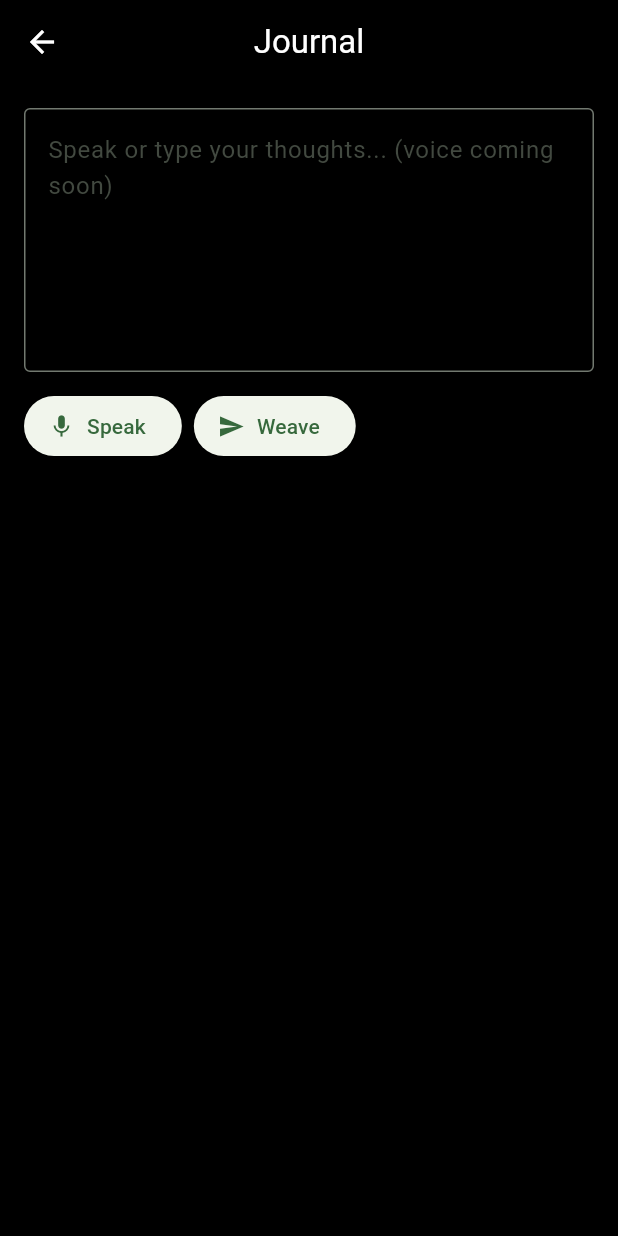
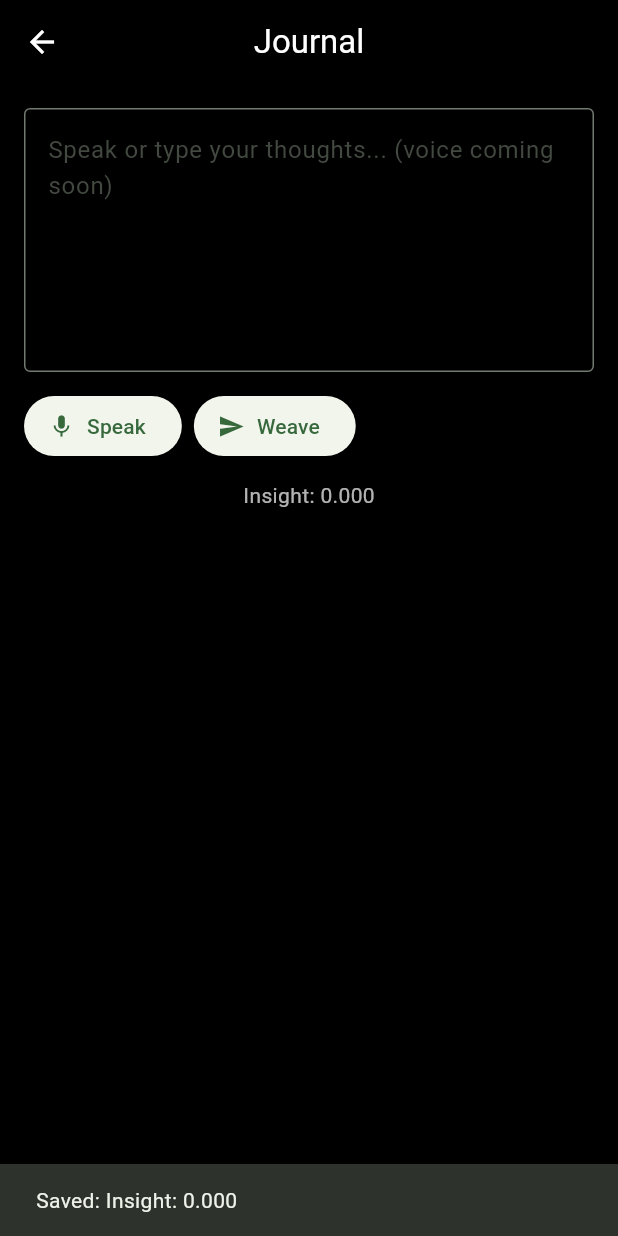
Before and after one commit to insidious88657/nexus_bloom, a Flutter app: the JournalScreen screen opened by its route, after a tap on "Weave", on a phone screen of 412 x 824 dp. Run offline on Flutter 3.47's test engine with Material 3 defaults, Android fonts, the phone set to English and light mode, and no system bars; our stand-ins replace flutter_riverpod, sqflite; missing offline and left inert: flame, tflite_flutter; accounts and stored records are empty; network calls fail.

Commit message:
Wire Journal -> BloomAI + LocalStorage; show last insight on Home; polish onboarding button & initialRoute
- Journal: generate insight via BloomAI, persist with LocalStorageProvider, snackbar feedback
- Home: display latest saved insight under orb via FutureBuilder
- Onboarding: styled CTA (Awaken Your Bloom) and named routes
- main.dart: use initialRoute and const route builders
- Analyzer clean; tests passing

Co-Authored-By: Warp <agent@warp.dev>

```diff
--- a/app/lib/main.dart
+++ b/app/lib/main.dart
@@ -36,8 +36,9 @@ class NexusBloomApp extends StatelessWidget {
         appBarTheme: const AppBarTheme(backgroundColor: Colors.transparent, foregroundColor: Colors.white, centerTitle: true, elevation: 0),
       ),
       debugShowCheckedModeBanner: false,
-      home: const OnboardingScreen(gradient: gradient),
+      initialRoute: OnboardingScreen.route,
       routes: {
+        OnboardingScreen.route: (_) => const OnboardingScreen(gradient: gradient),
         HomeScreen.route: (_) => const HomeScreen(gradient: gradient),
         JournalScreen.route: (_) => const JournalScreen(),
         FederationHubScreen.route: (_) => const FederationHubScreen(),
--- a/app/lib/screens/journal_screen.dart
+++ b/app/lib/screens/journal_screen.dart
@@ -1,4 +1,6 @@
 import 'package:flutter/material.dart';
+import '../services/bloom_ai.dart';
+import '../services/storage_provider.dart';
 
 class JournalScreen extends StatefulWidget {
   static const route = '/journal';
@@ -10,6 +12,33 @@ class JournalScreen extends StatefulWidget {
 
 class _JournalScreenState extends State<JournalScreen> {
   final _controller = TextEditingController();
+  final _ai = BloomAI();
+  final _store = LocalStorageProvider();
+  bool _busy = false;
+  String? _lastInsight;
+
+  Future<void> _weave() async {
+    if (_busy) return;
+    setState(() => _busy = true);
+    try {
+      await _ai.init();
+      final text = _controller.text.trim();
+      final insight = await _ai.generateInsight(text.isEmpty ? '...' : text);
+      await _store.saveBloomData({
+        'ts': DateTime.now().toIso8601String(),
+        'input': text,
+        'insight': insight,
+      });
+      setState(() => _lastInsight = insight);
+      if (mounted) {
+        ScaffoldMessenger.of(context).showSnackBar(
+          SnackBar(content: Text('Saved: $insight')),
+        );
+      }
+    } finally {
+      if (mounted) setState(() => _busy = false);
+    }
+  }
 
   @override
   Widget build(BuildContext context) {
@@ -37,12 +66,16 @@ class _JournalScreenState extends State<JournalScreen> {
                 ),
                 const SizedBox(width: 8),
                 ElevatedButton.icon(
-                  onPressed: () {},
-                  icon: const Icon(Icons.send),
+                  onPressed: _busy ? null : _weave,
+                  icon: _busy ? const SizedBox(width: 16, height: 16, child: CircularProgressIndicator(strokeWidth: 2)) : const Icon(Icons.send),
                   label: const Text('Weave'),
                 ),
               ],
-            )
+            ),
+            if (_lastInsight != null) ...[
+              const SizedBox(height: 12),
+              Text(_lastInsight!, style: const TextStyle(color: Colors.white70)),
+            ],
           ],
         ),
       ),
```
Also changed, not shown: app/lib/screens/home_screen.dart (+16 -0 lines), app/lib/screens/onboarding_screen.dart (+9 -1 lines).
